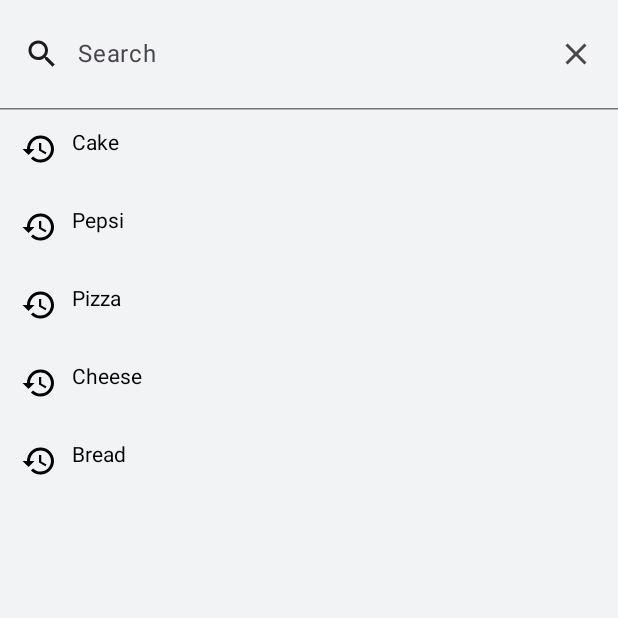
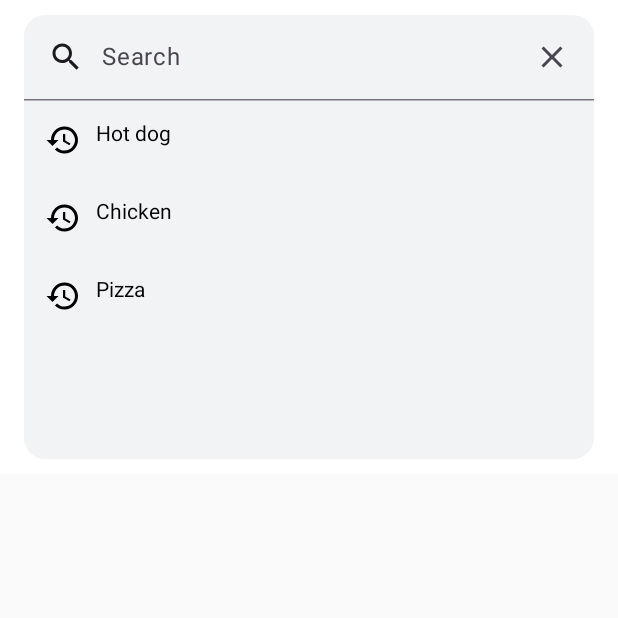
Before and after one commit to Startmobile/MakiMaki, an Android app built with Jetpack Compose: the screen it shows after launch (MainActivity), on a phone screen of 412 x 824 dp, the top half of it. Run offline under Robolectric (Android 15) with nearby library versions, the phone set to English and light mode, and no system bars.

Commit message:
fix: some fix

```diff
--- a/app/src/main/java/kz/startmobile/maki/MainActivity.kt
+++ b/app/src/main/java/kz/startmobile/maki/MainActivity.kt
@@ -32,15 +32,7 @@ class MainActivity : ComponentActivity() {
                     color = MaterialTheme.colors.background
                 ) {
                    // Greeting("Android")
-                    MaterialSearchBar(
-                        items = mutableListOf(
-                            "Cake",
-                            "Pepsi",
-                            "Pizza",
-                            "Cheese",
-                            "Bread"
-                        )
-                    )
+                    MaterialSearchBar()
                 }
             }
         }
--- a/app/src/main/java/kz/startmobile/maki/uicomponents/search_bar/SearchBar.kt
+++ b/app/src/main/java/kz/startmobile/maki/uicomponents/search_bar/SearchBar.kt
@@ -2,16 +2,19 @@ package kz.startmobile.maki.uicomponents.search_bar
 
 import android.util.Log
 import androidx.compose.animation.animateContentSize
+import androidx.compose.foundation.background
 import androidx.compose.foundation.clickable
 import androidx.compose.foundation.layout.PaddingValues
 import androidx.compose.foundation.layout.Row
 import androidx.compose.foundation.layout.fillMaxWidth
 import androidx.compose.foundation.layout.padding
+import androidx.compose.foundation.shape.CornerBasedShape
 import androidx.compose.foundation.shape.RoundedCornerShape
 import androidx.compose.material.icons.Icons
 import androidx.compose.material.icons.filled.Close
 import androidx.compose.material.icons.filled.History
 import androidx.compose.material.icons.filled.Search
+import androidx.compose.material3.DockedSearchBar
 import androidx.compose.material3.ExperimentalMaterial3Api
 import androidx.compose.material3.Icon
 import androidx.compose.material3.SearchBar
@@ -21,6 +24,7 @@ import androidx.compose.material3.Text
 import androidx.compose.runtime.*
 import androidx.compose.ui.Modifier
 import androidx.compose.ui.graphics.Color
+import androidx.compose.ui.graphics.Shape
 import androidx.compose.ui.tooling.preview.Preview
 import androidx.compose.ui.unit.dp
 import kz.startmobile.maki.utils.ui.theme.GraySearchBar
@@ -29,12 +33,9 @@ import kz.startmobile.maki.utils.ui.theme.GraySearchBar
 @Preview
 @Composable
 fun MaterialSearchBar(
-    modifier: Modifier = Modifier
-        .fillMaxWidth()
-        .padding(horizontal = 16.dp, vertical = 10.dp),
-
+    modifier: Modifier = Modifier,
     placeholder: String = "Search",
-    shape: RoundedCornerShape = RoundedCornerShape(
+    shape: Shape = RoundedCornerShape(
         topEnd = 14.dp,
         topStart = 14.dp,
         bottomEnd = 14.dp,
@@ -53,7 +54,7 @@ fun MaterialSearchBar(
     var text by remember { mutableStateOf("") }
     var active by remember { mutableStateOf(false) }
 
-    SearchBar(
+    DockedSearchBar(
         query = text,
         onQueryChange = {text = it},
         onSearch =  {
@@ -68,16 +69,9 @@ fun MaterialSearchBar(
             Log.e("click", "onActiveChange()")
                          },
         shape = shape,
-        modifier = if (active) {
-            Log.e("event", "padding yes - $active")
-            Modifier
-                .padding(horizontal = 0.dp, vertical = 0.dp)
-                .animateContentSize()
-        } else {
-            Log.e("event", "padding no $active")
-            modifier.animateContentSize()
-
-        },
+        modifier = Modifier
+            .fillMaxWidth()
+            .padding(horizontal = 16.dp, vertical = 10.dp).then(modifier),
         placeholder = {
             Text(text = placeholder)
         },
@@ -102,8 +96,11 @@ fun MaterialSearchBar(
                 )
             }
         },
-        colors = colorOfBackground
-    ) {
+        colors = colorOfBackground,
+
+    ) {(Modifier.padding(horizontal = 0.dp)
+        .background(Color.Green))
+
         items.forEach{
             Row(modifier = Modifier.padding(14.dp)){
                 Icon(
--- a/app/src/main/java/kz/startmobile/maki/uicomponents/theme/Color.kt
+++ b/app/src/main/java/kz/startmobile/maki/uicomponents/theme/Color.kt
@@ -11,6 +11,7 @@ sealed class ThemeColors {
     abstract val primary: Color
     abstract val primaryVariant: Color
     abstract val secondary: Color
+    abstract val searchBarColor: Color
 
     abstract fun values(): Colors
 
@@ -18,15 +19,17 @@ sealed class ThemeColors {
         override val primary = Color(0xFFBB86FC)
         override val primaryVariant = Color(0xFF3700B3)
         override val secondary = Color(0xFF03DAC5)
+        override val searchBarColor = Color(0xFFF2F3F5)
 
-        override fun values() = lightColors(primary, primaryVariant, secondary)
+        override fun values() = lightColors(primary, primaryVariant, secondary, searchBarColor)
     }
 
     object Dark : ThemeColors() {
         override val primary = Color(0xFF6200EE)
         override val primaryVariant = Color(0xFF3700B3)
         override val secondary = Color(0xFF03DAC5)
+        override val searchBarColor = Color(0xFFF2F3F5)
 
-        override fun values(): Colors = darkColors(primary, primaryVariant, secondary)
+        override fun values(): Colors = darkColors(primary, primaryVariant, secondary, searchBarColor)
     }
 }
```
